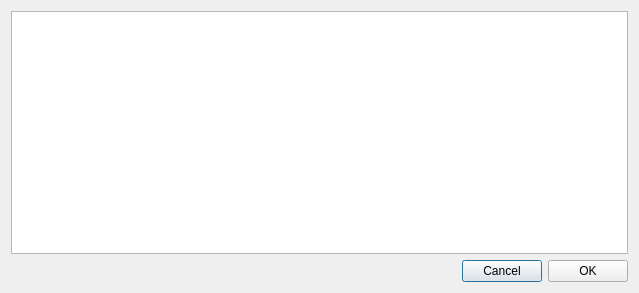
horsicq/XDisasmView, file dialogxdisasmviewcolors.ui: the form before one commit.
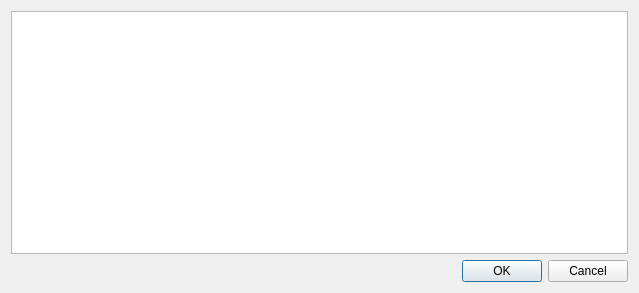
The form after the commit.

The edit to the form file:
```diff
--- a/dialogxdisasmviewcolors.ui
+++ b/dialogxdisasmviewcolors.ui
@@ -64,16 +64,16 @@
       </spacer>
      </item>
      <item>
-      <widget class="QPushButton" name="pushButtonCancel">
+      <widget class="QPushButton" name="pushButtonOK">
        <property name="text">
-        <string>Cancel</string>
+        <string>OK</string>
        </property>
       </widget>
      </item>
      <item>
-      <widget class="QPushButton" name="pushButtonOK">
+      <widget class="QPushButton" name="pushButtonCancel">
        <property name="text">
-        <string>OK</string>
+        <string>Cancel</string>
        </property>
       </widget>
      </item>
```
